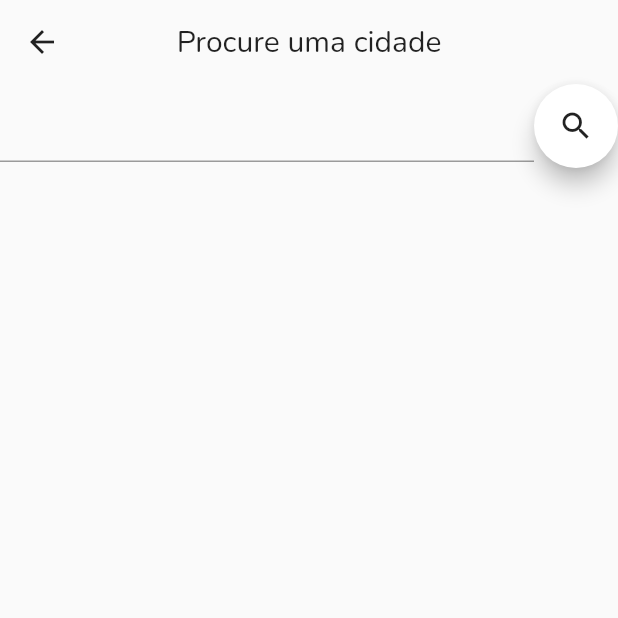
After one commit to BrunoRabbit/weather_android_app, a Flutter app: the SearchWidget screen opened directly, on a phone screen of 412 x 824 dp, the top half of it. The commit adds this screen. Run offline on Flutter 3.47's test engine with Material 2 defaults, Android fonts, the phone set to English and light mode, and no system bars; our stand-ins replace animate_do, flutter_dotenv, flutter_mobx, flutter_svg, font_awesome_flutter, hive_flutter and 4 more; accounts and stored records are empty; generated files the repository leaves out were written again; statements that could not run were skipped.

Commit message:
feat: create transparent app bar and implement it

```diff
--- /dev/null
+++ b/lib/components/transparent_app_bar.dart
@@ -0,0 +1,46 @@
+import 'package:flutter/material.dart';
+import 'package:flutter_mobx/flutter_mobx.dart';
+
+class TransparentAppBar extends AppBar {
+  TransparentAppBar({
+    required Widget title,
+    required bool isActionEnabled,
+    VoidCallback? onPressed,
+    Widget? leading,
+    super.key,
+  }) : super(
+          centerTitle: true,
+          elevation: 0,
+          backgroundColor: Colors.transparent,
+          title: title,
+          leading: leading,
+          actions: [
+            isActionEnabled
+                ? Padding(
+                    padding: const EdgeInsets.only(right: 8.0),
+                    child: IconButton(
+                      icon: const Icon(
+                        Icons.logout_rounded,
+                        color: Colors.white,
+                      ),
+                      onPressed: onPressed,
+                    ),
+                  )
+                : Container(),
+          ],
+        );
+
+  factory TransparentAppBar.withTitleObserver({
+    Key? key,
+    required Widget Function(BuildContext) titleBuilder,
+    bool isActionEnabled = false,
+    VoidCallback? onPressed,
+  }) {
+    return TransparentAppBar(
+      key: key,
+      isActionEnabled: isActionEnabled,
+      title: Observer(builder: titleBuilder),
+      onPressed: onPressed,
+    );
+  }
+}
--- a/lib/modules/home/view/home_view.dart
+++ b/lib/modules/home/view/home_view.dart
@@ -1,6 +1,7 @@
 import 'package:flutter/material.dart';
 import 'package:flutter_mobx/flutter_mobx.dart';
 import 'package:weather_android_app/components/app_text.dart';
+import 'package:weather_android_app/components/transparent_app_bar.dart';
 import 'package:weather_android_app/modules/home/presenter/home_presenter.dart';
 import 'package:weather_android_app/modules/home/view/home_view_model.dart';
 import 'package:weather_android_app/modules/home/view/widgets/main_drawer.dart';
@@ -57,25 +58,16 @@ class _HomeViewState extends State<HomeView>
   Widget build(BuildContext context) {
     return Scaffold(
       extendBodyBehindAppBar: true,
-      appBar: AppBar(
-        elevation: 0,
-        backgroundColor: Colors.transparent,
-        centerTitle: true,
-        title: Observer(
-          builder: (context) => _homeViewModel.userLocation != null
+      appBar: TransparentAppBar.withTitleObserver(
+        isActionEnabled: true,
+        titleBuilder: (context) {
+          return _homeViewModel.userLocation != null
               ? AppText(
                   _homeViewModel.userLocation!.results!.city!,
                   size: 20,
                 )
-              : Container(),
-        ),
-        actions: [
-          Padding(
-            padding: const EdgeInsets.only(right: 8.0),
-            child: IconButton(
-              icon: const Icon(
-                Icons.logout_rounded,
-              ),
+              : Container();
+        },
         onPressed: () {
           // TODO - LOGOUT
           Navigator.of(context).pushReplacement(
@@ -84,9 +76,6 @@ class _HomeViewState extends State<HomeView>
             ),
           );
         },
-            ),
-          ),
-        ],
       ),
       drawer: MainDrawer(
         homeViewModel: _homeViewModel,
--- /dev/null
+++ b/lib/modules/home/view/widgets/search_widget.dart
@@ -0,0 +1,94 @@
+import 'package:flutter/material.dart';
+import 'package:weather_android_app/components/app_text.dart';
+import 'package:weather_android_app/components/transparent_app_bar.dart';
+
+class SearchWidget extends StatefulWidget {
+  const SearchWidget({Key? key}) : super(key: key);
+
+  @override
+  State<SearchWidget> createState() => _SearchWidgetState();
+}
+
+class _SearchWidgetState extends State<SearchWidget>
+    with SingleTickerProviderStateMixin {
+  late AnimationController _controller;
+  late Animation<double> _opacityAnimation;
+
+  @override
+  void initState() {
+    super.initState();
+
+    _controller = AnimationController(
+      duration: const Duration(milliseconds: 1000),
+      vsync: this,
+    );
+
+    _opacityAnimation = Tween<double>(
+      begin: 0,
+      end: 1,
+    ).animate(_controller);
+
+    _controller.forward();
+  }
+
+  @override
+  void dispose() {
+    _controller.dispose();
+    super.dispose();
+  }
+
+  @override
+  Widget build(BuildContext context) {
+    return Scaffold(
+      appBar: TransparentAppBar(
+        title: const AppText(
+          'Procure uma cidade',
+          color: Colors.black87,
+          size: 20,
+        ),
+        isActionEnabled: false,
+        leading: SizedBox(
+          width: 14,
+          child: IconButton(
+            onPressed: () {
+              Navigator.of(context).pop();
+            },
+            icon: const Icon(
+              Icons.arrow_back,
+              color: Colors.black87,
+            ),
+          ),
+        ),
+      ),
+      body: Column(
+        children: [
+          AnimatedBuilder(
+            animation: _controller,
+            builder: (BuildContext context, Widget? child) {
+              return Row(
+                children: [
+                  Flexible(
+                    child: Opacity(
+                      opacity: _opacityAnimation.value,
+                      child: TextFormField(),
+                    ),
+                  ),
+                  const SizedBox(height: 16),
+                  FloatingActionButton(
+                    heroTag: 'btn1',
+                    backgroundColor: Colors.white,
+                    child: const Icon(
+                      Icons.search,
+                      color: Colors.black87,
+                    ),
+                    onPressed: () {},
+                  ),
+                ],
+              );
+            },
+          ),
+        ],
+      ),
+    );
+  }
+}
```
Lines whose indentation alone changed are shown as unchanged.
